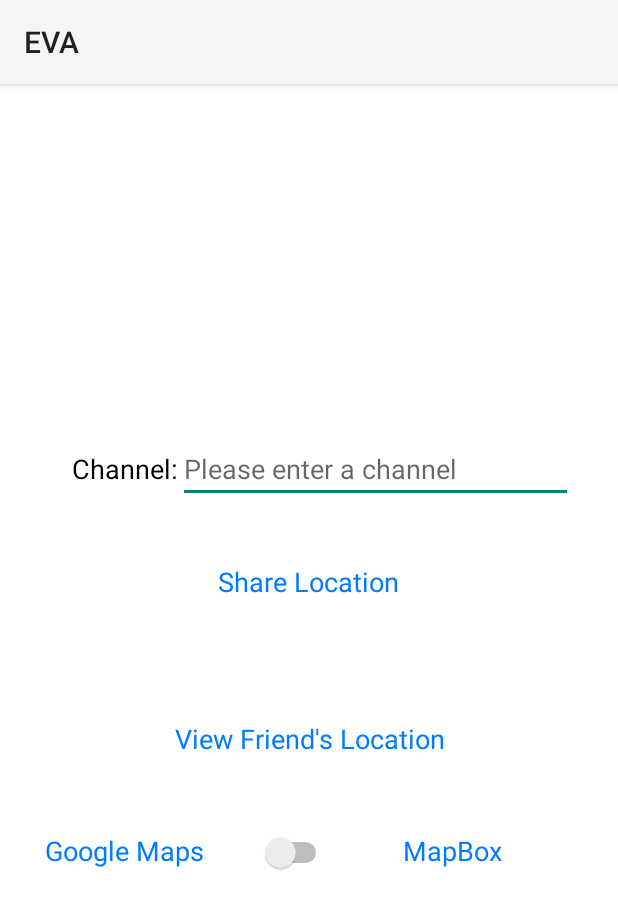
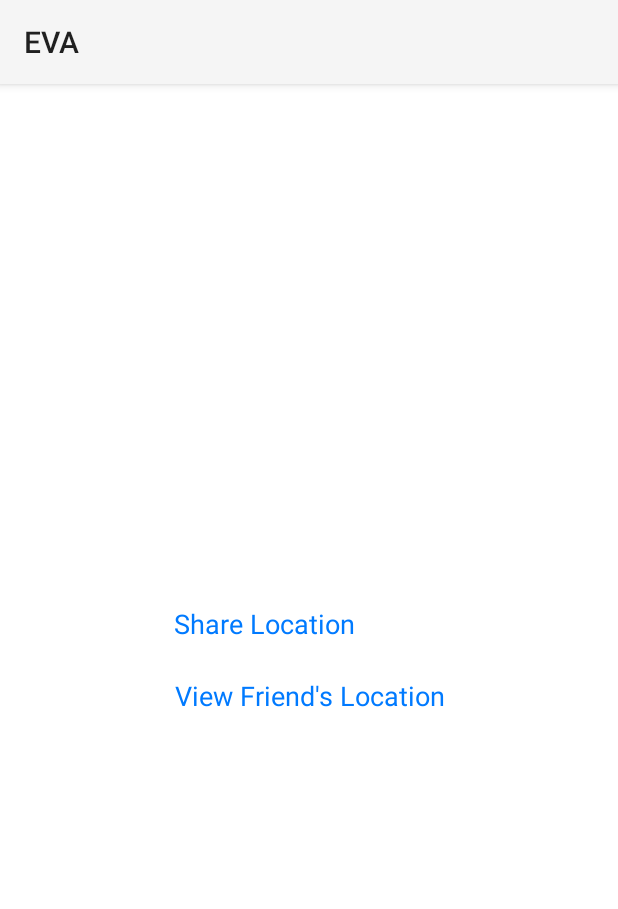
Before and after one commit to sgira/EVA, an Android app: the layout activity_main.xml on its own in the app's theme, with its tools: preview values and no code run, on a phone screen of 412 x 824 dp. Shown: the top 909 px of the screen. Run offline under Robolectric (Android 15) with nearby library versions, the phone set to English and light mode, and no system bars.

Commit message:
Removed main layout objects related to broadcasting

```diff
--- a/app/src/main/java/com/wellness/eva/messaging/PubNubManager.java
+++ b/app/src/main/java/com/wellness/eva/messaging/PubNubManager.java
@@ -20,7 +20,8 @@ public class PubNubManager {
 
     public static Pubnub startPubnub() {
         Log.d(TAG, "Initializing PubNub");
-        return new Pubnub("demo", "demo");
+        return new Pubnub("pub-c-620239cf-ebd7-4be6-9b63-46553885d0ac",
+                "sub-c-4914b25e-4e0b-11e6-9c7c-0619f8945a4f");
     }
 
     public static void subscribe(Pubnub mPubnub, String channelName, Callback subscribeCallback) {
--- a/app/src/main/res/layout/activity_main.xml
+++ b/app/src/main/res/layout/activity_main.xml
@@ -1,32 +1,35 @@
-<LinearLayout android:padding="30dp" android:orientation="vertical" android:gravity="center" android:background="@color/white" android:layout_height="fill_parent" android:layout_width="fill_parent" xmlns:android="http://schemas.android.com/apk/res/android">
+<RelativeLayout android:padding="20dp" android:orientation="vertical" android:gravity="center" android:background="@color/white" android:layout_height="fill_parent" android:layout_width="fill_parent" xmlns:android="http://schemas.android.com/apk/res/android">
+
+    <Button android:padding="10dp"
+        android:background="@color/white"
+        android:layout_height="wrap_content"
+        android:layout_width="wrap_content"
+        android:textColor="@color/light_blue"
+        android:textAppearance="?android:attr/textAppearanceMedium"
+        android:text="@string/follow_button"
+        android:textAllCaps="false"
+        android:onClick="followLocation"
+        android:layout_gravity="center"
+        style="?android:attr/borderlessButtonStyle"
+        android:layout_below="@+id/button2"
+        android:layout_alignParentStart="true"
+        android:id="@+id/button3" />
 
 
-    -<LinearLayout android:layout_height="wrap_content" android:layout_width="match_parent">
+    <Button android:padding="10dp"
+        android:gravity="center"
+        android:background="@color/white"
+        android:layout_height="wrap_content"
+        android:layout_width="wrap_content"
+        android:textColor="@color/light_blue"
+        android:textAppearance="?android:attr/textAppearanceMedium"
+        android:text="@string/share_button"
+        android:textAllCaps="false"
+        android:onClick="shareLocation"
+        android:layout_gravity="center"
+        style="?android:attr/borderlessButtonStyle"
+        android:id="@+id/button2"
+        android:layout_centerVertical="true"
+        android:layout_alignStart="@+id/button3" />
 
-    <TextView android:gravity="end" android:layout_height="wrap_content" android:layout_width="wrap_content" android:textColor="@color/black" android:textAppearance="?android:attr/textAppearanceMedium" android:text="@string/channel_name" android:layout_weight="1" android:id="@+id/textView1"/>
-
-
-    -<EditText android:layout_height="wrap_content" android:layout_width="wrap_content" android:textColor="@color/red" android:layout_weight="4" android:id="@+id/channelEditText" android:inputType="text" android:hint="@string/channel_hint">
-
-    <requestFocus/>
-
-</EditText>
-
-</LinearLayout>
-
-    <Button android:padding="40dp" android:gravity="center" android:background="@color/white" android:layout_height="wrap_content" android:layout_width="wrap_content" android:textColor="@color/light_blue" android:textAppearance="?android:attr/textAppearanceMedium" android:text="@string/share_button" android:textAllCaps="false" android:onClick="shareLocation" android:layout_gravity="center" style="?android:attr/borderlessButtonStyle"/>
-
-    <Button android:padding="40dp" android:gravity="center" android:background="@color/white" android:layout_height="wrap_content" android:layout_width="wrap_content" android:textColor="@color/light_blue" android:textAppearance="?android:attr/textAppearanceMedium" android:text="@string/follow_button" android:textAllCaps="false" android:onClick="followLocation" android:layout_gravity="center" style="?android:attr/borderlessButtonStyle"/>
-
-
-    -<LinearLayout android:layout_height="wrap_content" android:layout_width="match_parent">
-
-    <TextView android:gravity="end" android:layout_height="wrap_content" android:layout_width="wrap_content" android:textColor="@color/light_blue" android:textAppearance="?android:attr/textAppearanceMedium" android:text="@string/gmaps" android:id="@+id/textView2"/>
-
-    <Switch android:gravity="center" android:layout_height="wrap_content" android:layout_width="wrap_content" android:layout_weight="1" android:id="@+id/switchMaps" android:textOn="" android:textOff=""/>
-
-    <TextView android:padding="10dp" android:gravity="center" android:layout_height="wrap_content" android:layout_width="wrap_content" android:textColor="@color/light_blue" android:textAppearance="?android:attr/textAppearanceMedium" android:text="@string/mapbox" android:layout_weight="2" android:id="@+id/textView3"/>
-
-</LinearLayout>
-
-</LinearLayout>
+</RelativeLayout>
```
Also changed, not shown: app/build.gradle (+4 -9 lines), app/src/main/AndroidManifest.xml (+0 -10 lines), app/src/main/java/com/wellness/eva/MainActivity.java (+12 -73 lines), app/src/main/java/com/wellness/eva/messaging/GMapsFollowLocationActivity.java (+7 -5 lines), app/src/main/java/com/wellness/eva/messaging/GMapsShareLocationActivity.java (+18 -58 lines), app/src/main/java/com/wellness/eva/messaging/MBoxFollowLocationActivity.java (deleted, +0 -181 lines), app/src/main/java/com/wellness/eva/messaging/MBoxShareLocationActivity.java (deleted, +0 -263 lines), app/src/main/res/layout/activity_gmaps_view.xml (line endings or trailing spaces), 3 other files.
